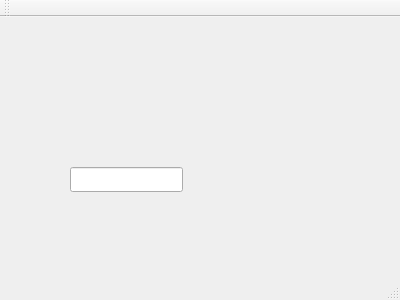
Old version of the form mainwindow.ui in the repository achupetlovski/lua-editor.
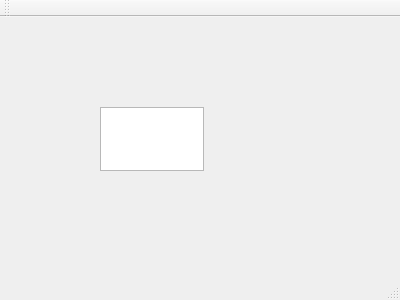
New version of the form.

Diff of the .ui file:
```diff
--- a/mainwindow.ui
+++ b/mainwindow.ui
@@ -14,13 +14,13 @@
    <string>MainWindow</string>
   </property>
   <widget class="QWidget" name="centralWidget">
-   <widget class="QLineEdit" name="lineEdit">
+   <widget class="QTextEdit" name="textEdit">
     <property name="geometry">
      <rect>
-      <x>70</x>
-      <y>150</y>
-      <width>113</width>
-      <height>25</height>
+      <x>100</x>
+      <y>90</y>
+      <width>104</width>
+      <height>64</height>
      </rect>
     </property>
    </widget>
```
Left out of the diff: 2 changed lines with no effect on the pictures.
